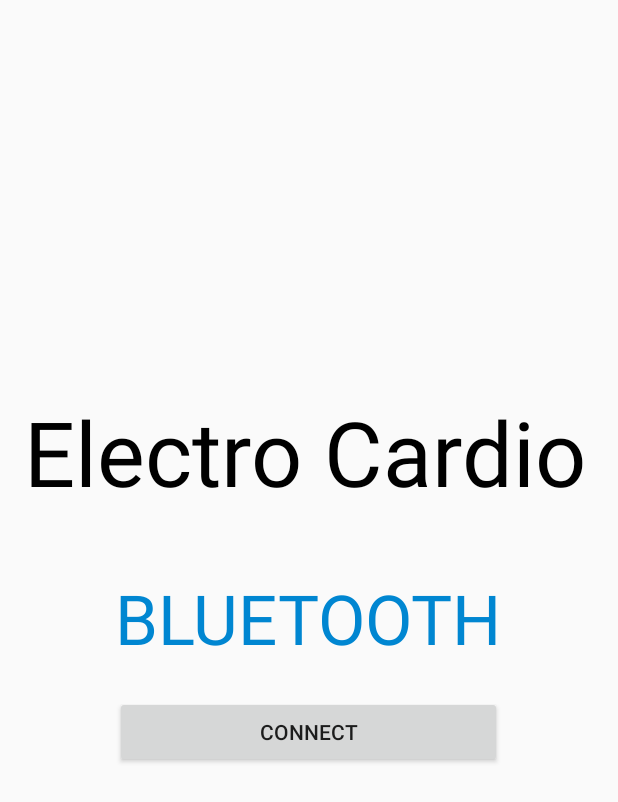
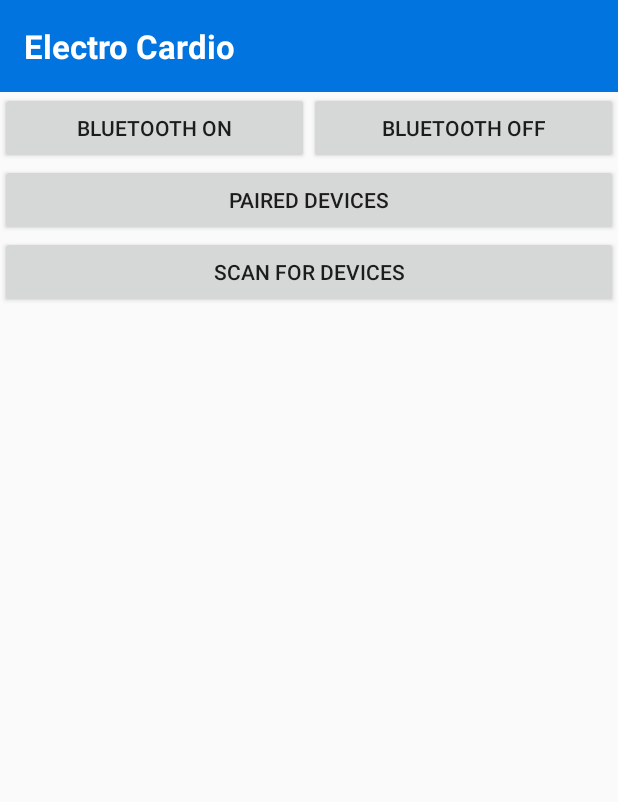
Before and after one commit to msun03/Electro-Cardio, an Android app: the layout activity_main.xml on its own in the app's theme, with its tools: preview values and no code run, on a phone screen of 412 x 824 dp. Shown: the top 802 px of the screen. Run offline under Robolectric (Android 15) with nearby library versions, the phone set to English and light mode, and no system bars.

Commit message:
Added functionality for Bluetooth On, Bluetooth Off, Scan for Devices, and Paired Devices buttons

```diff
--- a/Electrocardio/app/src/main/AndroidManifest.xml
+++ b/Electrocardio/app/src/main/AndroidManifest.xml
@@ -1,6 +1,7 @@
 <?xml version="1.0" encoding="utf-8"?>
 <manifest xmlns:android="http://schemas.android.com/apk/res/android"
     package="com.electrocardio.michaelsun.electrocardio" >
+
     <uses-permission android:name="android.permission.BLUETOOTH" />
     <uses-permission android:name="android.permission.BLUETOOTH_ADMIN" />
 
@@ -11,7 +12,7 @@
         android:theme="@style/AppTheme" >
         <activity
             android:name=".MainActivity"
-            android:label="@string/app_name" >
+            android:label="@string/app_name">
             <intent-filter>
                 <action android:name="android.intent.action.MAIN" />
 
--- a/Electrocardio/app/src/main/res/layout/activity_main.xml
+++ b/Electrocardio/app/src/main/res/layout/activity_main.xml
@@ -1,50 +1,87 @@
+<?xml version="1.0" encoding="utf-8"?>
 <RelativeLayout xmlns:android="http://schemas.android.com/apk/res/android"
-    xmlns:tools="http://schemas.android.com/tools" android:layout_width="match_parent"
-    android:layout_height="match_parent" android:paddingLeft="@dimen/activity_horizontal_margin"
-    android:paddingRight="@dimen/activity_horizontal_margin"
-    android:paddingTop="@dimen/activity_vertical_margin"
-    android:paddingBottom="@dimen/activity_vertical_margin" tools:context=".MainActivity"
-    android:id="@+id/relativeLayout">
+    android:layout_width="fill_parent"
+    android:layout_height="fill_parent"
+    android:orientation="vertical" >
 
     <TextView
-        android:id="@+id/bluetooth"
+        android:id="@+id/title"
+        android:text="@string/title"
+
+        android:textSize="@dimen/abc_text_size_large_material"
+        android:textColor="#FFFFFF"
+        android:textStyle="bold"
+
+        android:background="#0174DF"
+
         android:layout_width="wrap_content"
         android:layout_height="wrap_content"
-        android:text="@string/bluetooth"
-        android:enabled="false"
-        android:textSize="46sp"
-        android:textColor="#0086D1"
-        android:gravity="center_horizontal"
-        android:layout_centerVertical="true"
-        android:layout_centerHorizontal="true"
-        android:textIsSelectable="true" />
+
+        android:layout_alignParentTop="true"
+        android:layout_alignParentRight="true"
+        android:layout_alignParentLeft="true"
+
+        android:layout_alignParentStart="true"
+        android:layout_alignParentEnd="true"
+
+        android:paddingTop="16dp"
+        android:paddingLeft="16dp"
+        android:paddingRight="16dp"
+        android:paddingBottom="16dp" />
+
+    <LinearLayout
+        android:id="@+id/BTButtons"
+
+        android:layout_width="fill_parent"
+        android:layout_height="wrap_content"
+        android:layout_below="@id/title"
+        android:orientation="horizontal">
+
+        <Button
+            android:id="@+id/onButton"
+            android:text="@string/bluetoothOn"
+
+            android:layout_width="fill_parent"
+            android:layout_height="wrap_content"
+            android:layout_weight="1" />
+
+        <Button
+            android:id="@+id/offButton"
+            android:text="@string/bluetoothOff"
+
+            android:layout_width="fill_parent"
+            android:layout_height="wrap_content"
+            android:layout_weight="1" />
+    </LinearLayout>
 
     <Button
-        android:id="@+id/connectButton"
-        android:layout_width="wrap_content"
+        android:id="@+id/pairedDevices"
+        android:text="@string/pairedDevices"
+
+        android:layout_width="fill_parent"
         android:layout_height="wrap_content"
-        android:text="@string/connect"
-        android:layout_marginTop="21dp"
-        android:layout_below="@+id/bluetooth"
-        android:layout_alignLeft="@+id/bluetooth"
-        android:layout_alignStart="@+id/bluetooth"
-        android:layout_alignRight="@+id/bluetooth"
-        android:layout_alignEnd="@+id/bluetooth" />
+        android:layout_below="@id/BTButtons" />
 
-    <TextView
-        android:id="@+id/electroCardio"
-        android:layout_width="wrap_content"
+    <Button
+        android:id="@+id/scan"
+        android:text="@string/scan"
+
+        android:layout_width="fill_parent"
         android:layout_height="wrap_content"
-        android:textSize="60sp"
-        android:text="@string/electroCardio"
-        android:gravity="center_horizontal"
+        android:layout_below="@id/pairedDevices" />
 
+    <LinearLayout
+        android:id="@+id/listLayout"
 
-        android:layout_above="@+id/bluetooth"
-        android:layout_alignParentLeft="true"
-        android:layout_alignParentStart="false"
-        android:layout_marginBottom="40dp"
-        android:textColor="#000000" />
+        android:layout_width="fill_parent"
+        android:layout_height="wrap_content"
+        android:layout_below="@+id/scan" >
 
+        <ListView
+            android:id="@+id/devicesList"
+
+            android:layout_width="fill_parent"
+            android:layout_height="wrap_content" />
+    </LinearLayout>
 
 </RelativeLayout>
--- a/Electrocardio/app/src/main/res/menu/menu_main.xml
+++ b/Electrocardio/app/src/main/res/menu/menu_main.xml
@@ -1,6 +1,6 @@
 <menu xmlns:android="http://schemas.android.com/apk/res/android"
     xmlns:app="http://schemas.android.com/apk/res-auto"
     xmlns:tools="http://schemas.android.com/tools" tools:context=".MainActivity">
-    <item android:id="@+id/action_settings" android:title="@string/action_settings"
+    <item android:id="@+id/title" android:title="@string/title"
         android:orderInCategory="100" app:showAsAction="never" />
 </menu>
--- a/Electrocardio/app/src/main/res/values/strings.xml
+++ b/Electrocardio/app/src/main/res/values/strings.xml
@@ -1,10 +1,11 @@
 <?xml version="1.0" encoding="utf-8"?>
 <resources>
 
-    <string name="app_name">Electrocardio</string>
-    <string name="action_settings">Settings</string>
-    <string name="connect">Connect</string>
-    <string name="bluetooth">BLUETOOTH</string>
-    <string name="electroCardio">Electro Cardio</string>
+    <string name="app_name">Electro Cardio</string>
+    <string name="title">Electro Cardio</string>
+    <string name="bluetoothOn">Bluetooth On</string>
+    <string name="bluetoothOff">Bluetooth Off</string>
+    <string name="scan">Scan for Devices</string>
+    <string name="pairedDevices">Paired Devices</string>
 
 </resources>
```
Also changed, not shown: Electrocardio/app/src/main/java/com/electrocardio/michaelsun/electrocardio/MainActivity.java (+150 -24 lines), 2 other files.
